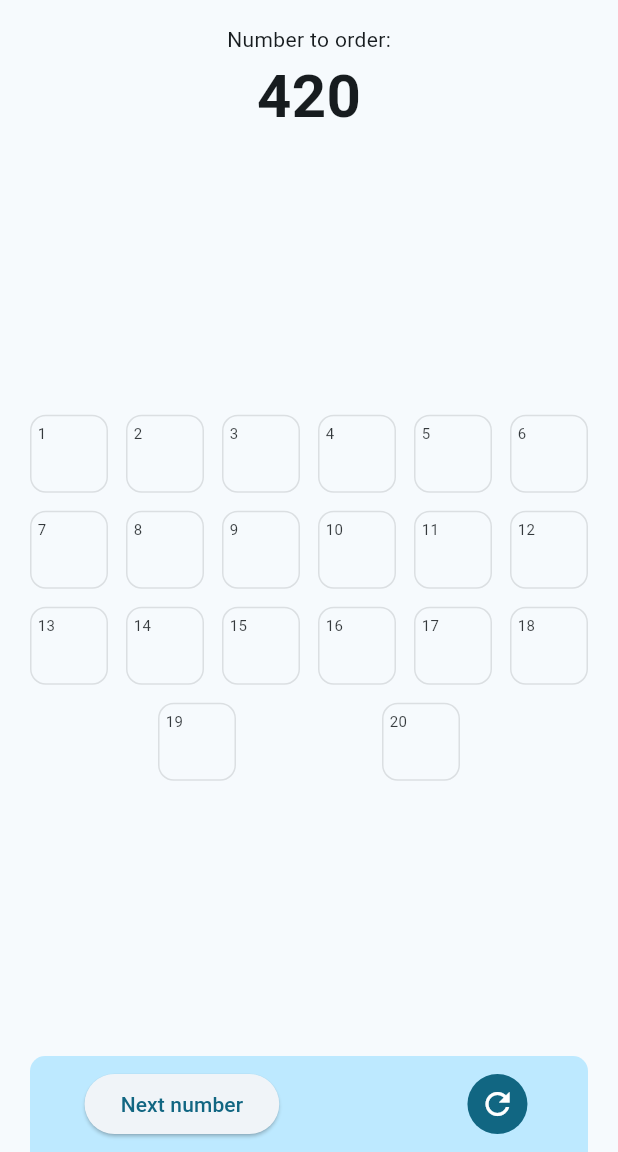
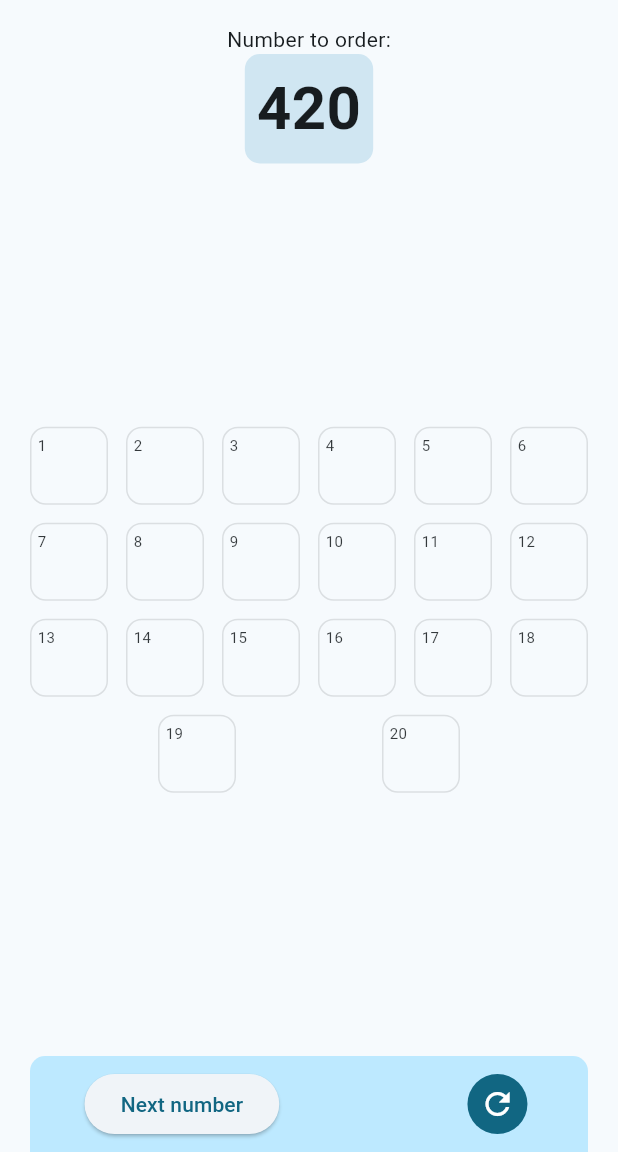
Before and after one commit to FloRul/order_twenty, a Flutter app: the screen it shows after launch, on a phone screen of 412 x 824 dp, the part 84-1236 px from its top. Run offline on Flutter 3.47's test engine with Material 2 defaults, Android fonts, the phone set to English and light mode, and no system bars.

```diff
--- a/lib/main.dart
+++ b/lib/main.dart
@@ -69,6 +69,7 @@ class _GamePageState extends State<GamePage> {
 
   @override
   Widget build(BuildContext context) {
+    return LayoutBuilder(builder: (_, constraints) {
       return Scaffold(
         appBar: AppBar(
           backgroundColor: Theme.of(context).colorScheme.inversePrimary,
@@ -82,10 +83,7 @@ class _GamePageState extends State<GamePage> {
               children: [
                 const SizedBox(height: 16),
                 const Text('Number to order:'),
-              Text(
-                _currentNumber.toString(),
-                style: const TextStyle(fontSize: 40, fontWeight: FontWeight.bold),
-              ),
+                DraggableNumber(currentNumber: _currentNumber),
               ],
             ),
             const Expanded(
@@ -151,5 +149,47 @@ class _GamePageState extends State<GamePage> {
           ],
         ),
       );
+    });
   }
 }
+
+class DraggableNumber extends StatelessWidget {
+  const DraggableNumber({
+    super.key,
+    required int currentNumber,
+  }) : _currentNumber = currentNumber;
+
+  final int _currentNumber;
+
+  @override
+  Widget build(BuildContext context) {
+    return Draggable<int>(
+      data: _currentNumber,
+      onDragUpdate: (details) => print(details.localPosition.dy),
+      feedback: Material(
+        child: Container(
+          decoration: BoxDecoration(
+            color: Theme.of(context).colorScheme.secondaryContainer,
+            borderRadius: BorderRadius.circular(10),
+          ),
+          padding: const EdgeInsets.all(8),
+          child: Text(
+            _currentNumber.toString(),
+            style: const TextStyle(fontSize: 40, fontWeight: FontWeight.bold),
+          ),
+        ),
+      ),
+      child: Container(
+        decoration: BoxDecoration(
+          color: Theme.of(context).colorScheme.secondaryContainer,
+          borderRadius: BorderRadius.circular(10),
+        ),
+        padding: const EdgeInsets.all(8),
+        child: Text(
+          _currentNumber.toString(),
+          style: const TextStyle(fontSize: 40, fontWeight: FontWeight.bold),
+        ),
+      ),
+    );
+  }
+}
```
Lines whose indentation alone changed are shown as unchanged.
